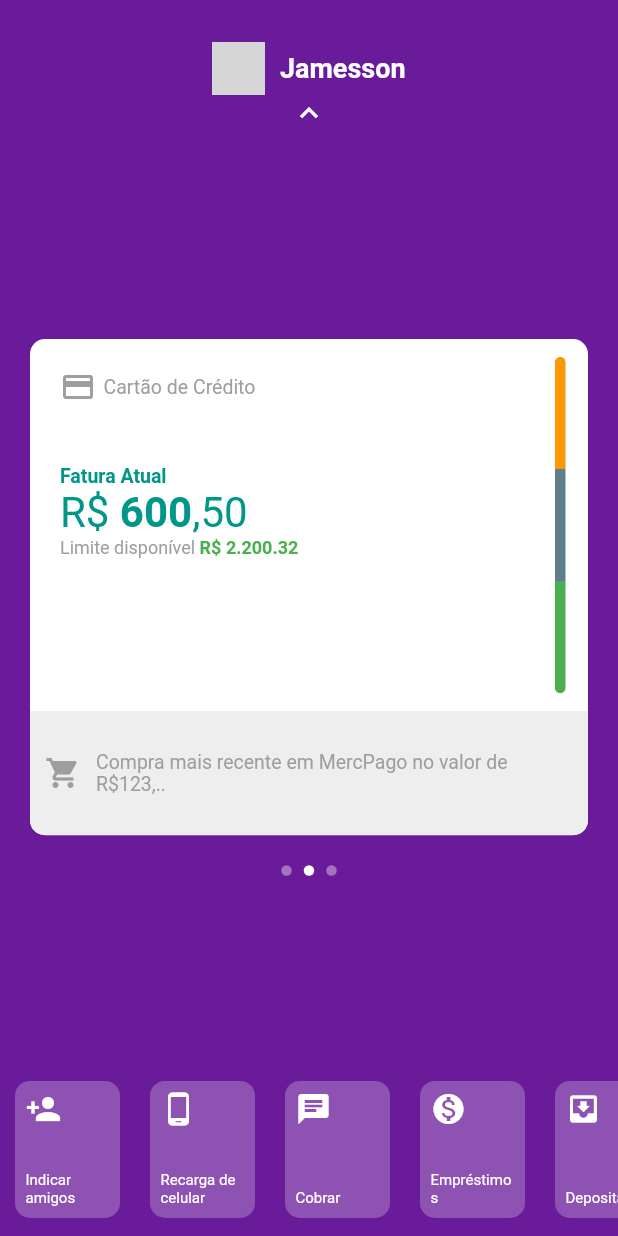
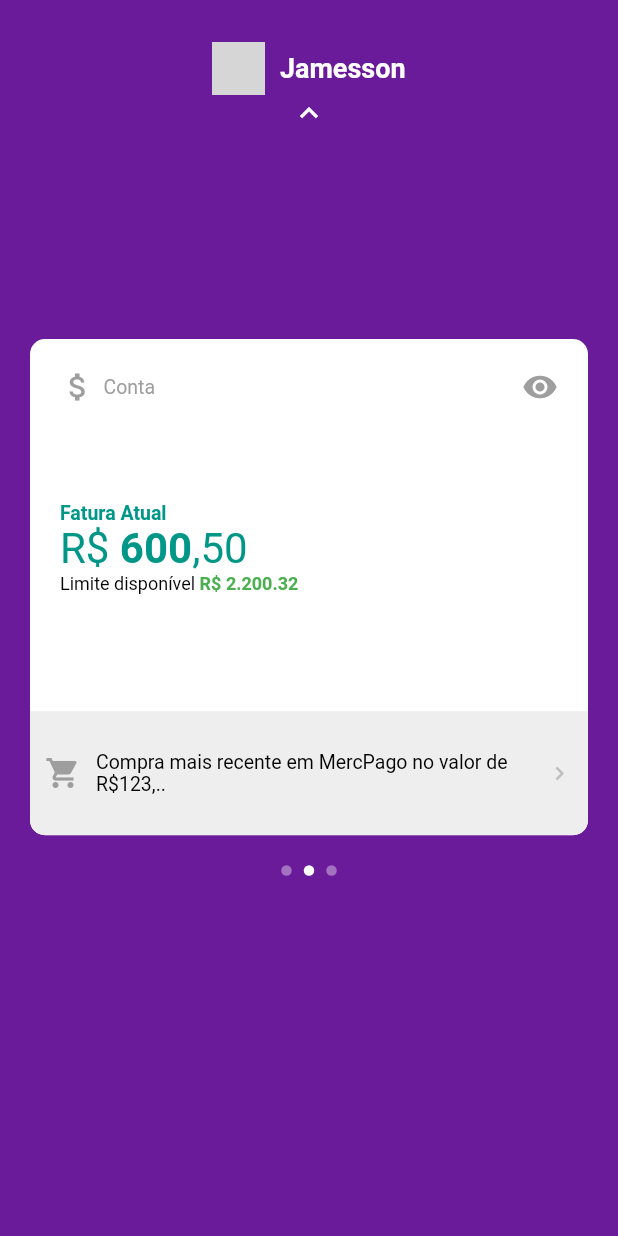
Before and after one commit to jamessonsena/nubank_flutter, a Flutter app: the screen it shows after launch, swiped to page 2, on a phone screen of 412 x 824 dp. Run offline on Flutter 3.47's test engine with Material 2 defaults, Android fonts, the phone set to English and light mode, and no system bars; network calls fail; grey boxes are pictures that could not be loaded.

Commit message:
criando o segundo item do menu

```diff
--- a/nubank/lib/pages/home/home_page.dart
+++ b/nubank/lib/pages/home/home_page.dart
@@ -47,7 +47,6 @@ class _HomePageState extends State<HomePage> {
               top: _screenHeigth * .15,
               showMenu: _showMenu,
             ),
-            BottomMenu(showMenu: _showMenu,),
             PageViewApp(
               top: _yPosition,
               showMenu: _showMenu,
@@ -97,6 +96,7 @@ class _HomePageState extends State<HomePage> {
               currentIndex: _currentIndex,
               showMenu: _showMenu,
             ),
+          //BottomMenu(showMenu: _showMenu,),
           ],
         ));
   }
--- a/nubank/lib/pages/home/widgets/first_card.dart
+++ b/nubank/lib/pages/home/widgets/first_card.dart
@@ -15,6 +15,7 @@ class FirstCard extends StatelessWidget {
                   Expanded(
                     child: Column(
                       crossAxisAlignment: CrossAxisAlignment.start,
+                      mainAxisAlignment: MainAxisAlignment.spaceBetween,
                       children: <Widget>[
                         Padding(
                           padding: const EdgeInsets.all(20),
@@ -78,13 +79,16 @@ class FirstCard extends StatelessWidget {
                                 ]),
                                 textAlign: TextAlign.start,
                                 style: TextStyle(
-                                  color: Colors.grey,
+                                  color: Colors.black,
                                   fontSize: 12,
                                 ),
                               ),
                             ],
                           ),
-                        )
+                        ),
+                        SizedBox(
+                          height: MediaQuery.of(context).size.height * .04,
+                        ),
                       ],
                     ),
                   ),
@@ -131,6 +135,7 @@ class FirstCard extends StatelessWidget {
             child: Padding(
               padding: const EdgeInsets.all(10),
               child: Row(
+                mainAxisAlignment: MainAxisAlignment.spaceBetween,
                 children: <Widget>[
                   Icon(
                     Icons.shopping_cart,
@@ -142,8 +147,13 @@ class FirstCard extends StatelessWidget {
                   Flexible(
                     child: Text(
                       'Compra mais recente em MercPago no valor de R\$123,..',
-                      style: TextStyle(color: Colors.grey, fontSize: 13),
+                      style: TextStyle(color: Colors.black, fontSize: 13),
                     ),
+                  ),
+                  Icon(
+                    Icons.chevron_right,
+                    color: Colors.grey[400],
+                    size: 18,
                   ),
                 ],
               ),
--- a/nubank/lib/pages/home/widgets/menu_app.dart
+++ b/nubank/lib/pages/home/widgets/menu_app.dart
@@ -109,7 +109,7 @@ class MenuApp extends StatelessWidget {
                               children: <Widget>[
                                 Text(
                                   'Sair do app',
-                                  style: TextStyle(fontSize: 12),
+                                  style: TextStyle(fontSize: 12, fontWeight: FontWeight.bold),
                                 ),
                               ],
                             ),
--- a/nubank/lib/pages/home/widgets/page_view_app.dart
+++ b/nubank/lib/pages/home/widgets/page_view_app.dart
@@ -1,5 +1,6 @@
 import 'package:flutter/material.dart';
 import 'package:nubank/pages/home/widgets/first_card.dart';
+import 'package:nubank/pages/home/widgets/secont_card.dart';
 
 import 'card_app.dart';
 
@@ -26,7 +27,7 @@ class PageViewApp extends StatelessWidget {
           physics: showMenu ? NeverScrollableScrollPhysics() :BouncingScrollPhysics(),
           children: <Widget>[
             CardApp(child: FirstCard(),),
-            CardApp(child: FirstCard(),),
+            CardApp(child: SecontCard(),),
             CardApp(child: FirstCard(),),
           ],
         ),
--- /dev/null
+++ b/nubank/lib/pages/home/widgets/secont_card.dart
@@ -0,0 +1,134 @@
+import 'package:flutter/material.dart';
+
+class SecontCard extends StatelessWidget {
+  @override
+  Widget build(BuildContext context) {
+    return ClipRRect(
+      borderRadius: BorderRadius.circular(10),
+      child: Column(
+        children: <Widget>[
+          Expanded(
+            flex: 3,
+            child: Container(
+              child: Column(
+                crossAxisAlignment: CrossAxisAlignment.start,
+                mainAxisAlignment: MainAxisAlignment.spaceBetween,
+                children: <Widget>[
+                  Padding(
+                    padding: const EdgeInsets.all(20),
+                    child: Row(
+                      mainAxisAlignment: MainAxisAlignment.spaceBetween,
+                      children: <Widget>[
+                        Row(
+                          children: <Widget>[
+                            Icon(
+                              Icons.attach_money,
+                              color: Colors.grey,
+                            ),
+                            SizedBox(
+                              width: 5,
+                            ),
+                            Text(
+                              'Conta',
+                              style:
+                                  TextStyle(color: Colors.grey, fontSize: 13),
+                            ),
+                          ],
+                        ),
+                        Icon(Icons.remove_red_eye,
+                        color: Colors.grey,)
+                      ],
+                    ),
+                  ),
+                  Padding(
+                    padding: const EdgeInsets.all(20.0),
+                    child: Column(
+                      crossAxisAlignment: CrossAxisAlignment.start,
+                      children: <Widget>[
+                        Text(
+                          'Fatura Atual',
+                          style: TextStyle(
+                            color: Colors.teal,
+                            fontSize: 13,
+                            fontWeight: FontWeight.bold,
+                          ),
+                        ),
+                        Text.rich(
+                          TextSpan(text: 'R\$ ', children: [
+                            TextSpan(
+                              text: '600',
+                              style: TextStyle(
+                                fontWeight: FontWeight.bold,
+                              ),
+                            ),
+                            TextSpan(
+                              text: ',50',
+                            ),
+                          ]),
+                          textAlign: TextAlign.start,
+                          style: TextStyle(
+                            color: Colors.teal,
+                            fontSize: 28,
+                          ),
+                        ),
+                        Text.rich(
+                          TextSpan(text: 'Limite disponível ', children: [
+                            TextSpan(
+                              text: 'R\$ 2.200.32',
+                              style: TextStyle(
+                                color: Colors.green,
+                                fontWeight: FontWeight.bold,
+                              ),
+                            ),
+                          ]),
+                          textAlign: TextAlign.start,
+                          style: TextStyle(
+                            color: Colors.black,
+                            fontSize: 12,
+                          ),
+                        ),
+                      ],
+                    ),
+                  ),
+                  SizedBox(
+                    height: MediaQuery.of(context).size.height * .04,
+                  ),
+                ],
+              ),
+            ),
+          ),
+          Expanded(
+              child: Container(
+            color: Colors.grey[200],
+            child: Padding(
+              padding: const EdgeInsets.all(10),
+              child: Row(
+                mainAxisAlignment: MainAxisAlignment.spaceBetween,
+                children: <Widget>[
+                  Icon(
+                    Icons.shopping_cart,
+                    color: Colors.grey,
+                  ),
+                  SizedBox(
+                    width: 10,
+                  ),
+                  Flexible(
+                    child: Text(
+                      'Compra mais recente em MercPago no valor de R\$123,..',
+                      style: TextStyle(color: Colors.black, fontSize: 13),
+                    ),
+                  ),
+                  Icon(
+                    Icons.chevron_right,
+                    color: Colors.grey[400],
+                    size: 18,
+                  ),
+                ],
+              ),
+            ),
+          )),
+        ],
+      ),
+    );
+  }
+}
```
